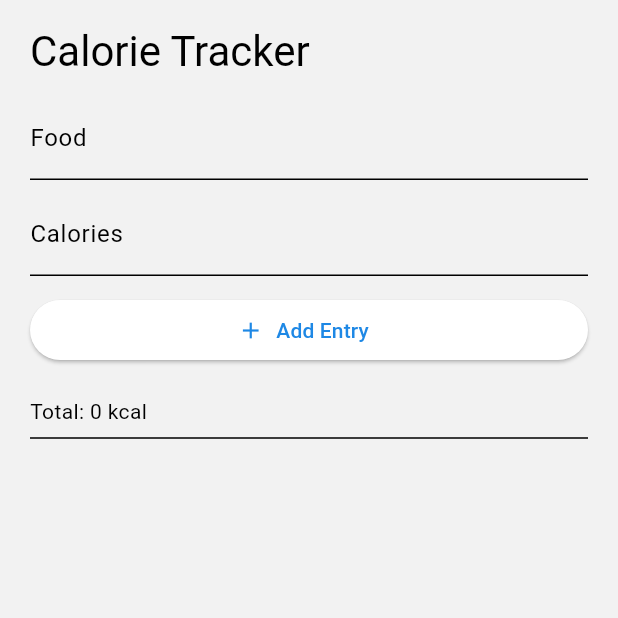
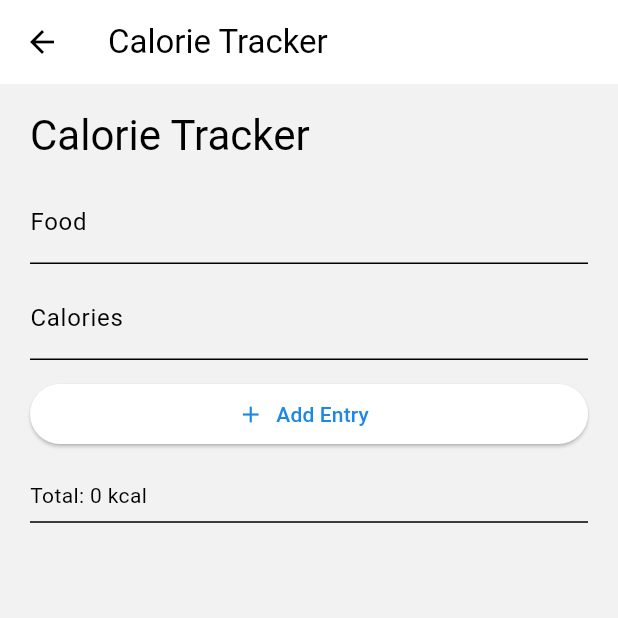
Before and after one commit to kvo110/fitness_tracker, a Flutter app: the CalorieScreen screen opened directly, on a phone screen of 412 x 824 dp, the top half of it. Run offline on Flutter 3.47's test engine with Material 3 defaults, Android fonts, the phone set to English and light mode, and no system bars; our stand-ins replace fl_chart.

Commit message:
enables navigation from the progress screen to calorie screen

```diff
--- a/fitness_tracker/lib/screens/calorie_screen.dart
+++ b/fitness_tracker/lib/screens/calorie_screen.dart
@@ -37,11 +37,13 @@ class _CalorieScreenState extends State<CalorieScreen> {
 
     @override
     Widget build(BuildContext context) {
-        return SafeArea(
-            child: ListView(
-                padding: const EdgeInsets.fromLTRB(20, 16, 20, 100),
-                children: [
-                    Text('Calorie Tracker', style: Theme.of(context).textTheme.headlineMedium),
+        return Scaffold(
+            appBar: AppBar(title: const Text('Calorie Tracker')),
+            body: SafeArea(
+                child: ListView(
+                    padding: const EdgeInsets.fromLTRB(20, 16, 20, 100),
+                    children: [
+                        Text('Calorie Tracker', style: Theme.of(context).textTheme.headlineMedium),
                     const SizedBox(height: 12),
                     TextFormField(
                         controller: _foodCtrl,
@@ -82,6 +84,6 @@ class _CalorieScreenState extends State<CalorieScreen> {
                     }),
                 ],
             ),
-        );
+        ));
     }
 }
```
Also changed, not shown: fitness_tracker/lib/screens/progress_screen.dart (+7 -1 lines).
